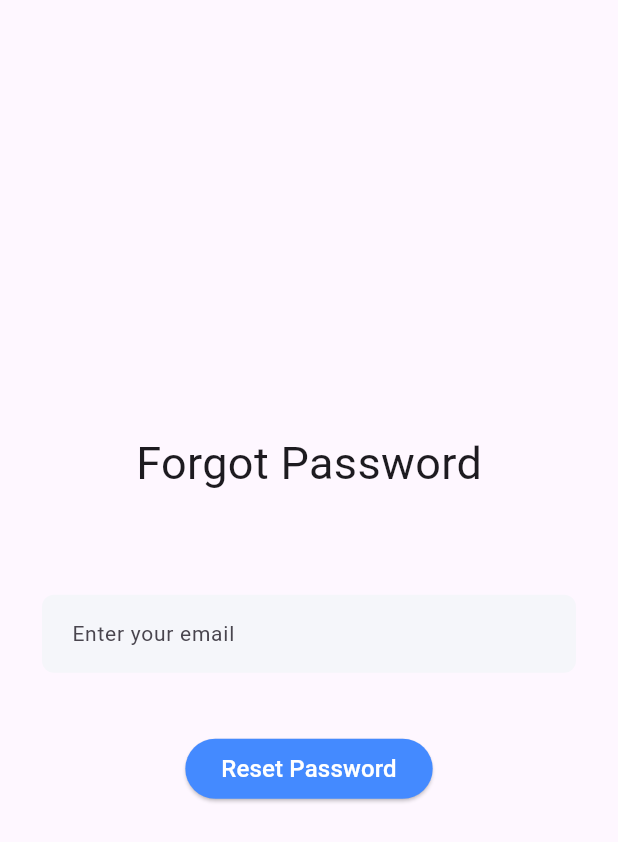
After one commit to adityamputra27/flutter_firebase_authentication, a Flutter app: the screen it shows after launch, after a tap on "Forgot Password", on a phone screen of 412 x 824 dp. The commit adds this screen. Shown: the top 842 px of the screen. Run offline on Flutter 3.47's test engine with Material 3 defaults, Android fonts, the phone set to English and light mode, and no system bars; our stand-ins replace firebase_auth, firebase_core, google_sign_in; missing offline and left inert: flutter_facebook_auth; accounts and stored records are empty.

Commit message:
create forgot password and send email verification

```diff
--- a/lib/main.dart
+++ b/lib/main.dart
@@ -2,6 +2,7 @@ import 'package:firebase_auth/firebase_auth.dart';
 import 'package:firebase_core/firebase_core.dart';
 import 'package:flutter/material.dart';
 import 'package:flutter_firebase_authentication/firebase_options.dart';
+import 'package:flutter_firebase_authentication/screens/forgot_password_screen.dart';
 import 'package:flutter_firebase_authentication/screens/home_screen.dart';
 import 'package:flutter_firebase_authentication/screens/login_email_password_screen.dart';
 import 'package:flutter_firebase_authentication/screens/login_screen.dart';
@@ -44,6 +45,8 @@ class MyApp extends StatelessWidget {
           LoginEmailPasswordScreen.routeName: (context) =>
               const LoginEmailPasswordScreen(),
           PhoneScreen.routeName: (context) => const PhoneScreen(),
+          ForgotPasswordScreen.routeName: (context) =>
+              const ForgotPasswordScreen(),
         },
       ),
     );
--- /dev/null
+++ b/lib/screens/forgot_password_screen.dart
@@ -0,0 +1,84 @@
+import 'package:firebase_auth/firebase_auth.dart';
+import 'package:flutter/material.dart';
+import 'package:flutter_firebase_authentication/services/firebase_auth_methods.dart';
+import 'package:flutter_firebase_authentication/utils/showSnackBar.dart';
+import 'package:flutter_firebase_authentication/widgets/custom_text_field.dart';
+import 'package:provider/provider.dart';
+
+class ForgotPasswordScreen extends StatefulWidget {
+  static String routeName = '/forgot-password';
+  const ForgotPasswordScreen({super.key});
+
+  @override
+  State<ForgotPasswordScreen> createState() => _ForgotPasswordScreenState();
+}
+
+class _ForgotPasswordScreenState extends State<ForgotPasswordScreen> {
+  final TextEditingController emailController = TextEditingController();
+
+  @override
+  void dispose() {
+    super.dispose();
+    emailController.dispose();
+  }
+
+  void forgotPasswordUser() async {
+    if (emailController.text == '') {
+      showSnackBar(context, 'Email is required');
+    } else {
+      context.read<FirebaseAuthMethods>().forgotPassword(
+            email: emailController.text,
+            context: context,
+          );
+    }
+  }
+
+  @override
+  Widget build(BuildContext context) {
+    return Scaffold(
+      body: Container(
+        padding: const EdgeInsets.all(8),
+        child: Column(
+          mainAxisAlignment: MainAxisAlignment.center,
+          children: [
+            const Text(
+              'Forgot Password',
+              style: TextStyle(
+                fontSize: 30,
+              ),
+            ),
+            SizedBox(
+              height: MediaQuery.of(context).size.height * 0.08,
+            ),
+            Container(
+              margin: const EdgeInsets.symmetric(
+                horizontal: 20,
+              ),
+              child: CustomTextField(
+                controller: emailController,
+                hintText: 'Enter your email',
+                obsecureText: false,
+              ),
+            ),
+            const SizedBox(
+              height: 40,
+            ),
+            ElevatedButton(
+              style: ElevatedButton.styleFrom(
+                backgroundColor: Colors.blueAccent,
+              ),
+              onPressed: forgotPasswordUser,
+              child: const Text(
+                'Reset Password',
+                style: TextStyle(
+                  color: Colors.white,
+                  fontSize: 16,
+                ),
+              ),
+            ),
+          ],
+        ),
+      ),
+    );
+  }
+}
--- a/lib/screens/login_screen.dart
+++ b/lib/screens/login_screen.dart
@@ -1,4 +1,5 @@
 import 'package:flutter/material.dart';
+import 'package:flutter_firebase_authentication/screens/forgot_password_screen.dart';
 import 'package:flutter_firebase_authentication/screens/login_email_password_screen.dart';
 import 'package:flutter_firebase_authentication/screens/phone_screen.dart';
 import 'package:flutter_firebase_authentication/screens/signup_email_password_screen.dart';
@@ -32,6 +33,12 @@ class LoginScreen extends StatelessWidget {
               },
             ),
             CustomButton(
+              text: 'Forgot Password',
+              onTap: () {
+                Navigator.pushNamed(context, ForgotPasswordScreen.routeName);
+              },
+            ),
+            CustomButton(
               text: 'Phone Sign In',
               onTap: () {
                 Navigator.pushNamed(context, PhoneScreen.routeName);
```
Also changed, not shown: lib/services/firebase_auth_methods.dart (+20 -0 lines).
